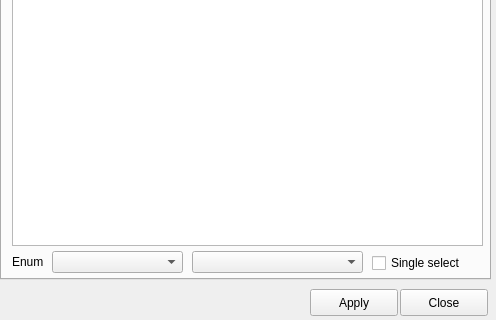
Before: the Qt Designer form NAVigater/CGNS/NAV/T/Q7FormWindow.ui in pyCGNS/pyCGNS, drawn with Qt 5; both pictures show x 0 to 496 and y 271 to 591 of the 496 by 591 pixel window.
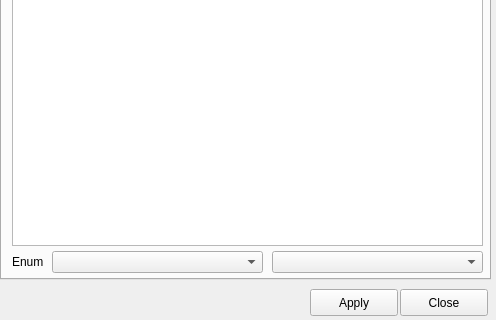
After: the same form once the commit is applied. Icons and pictures are not drawn. Custom widgets are drawn as their Qt base class.

The edit to the form file:
```diff
--- a/NAVigater/CGNS/NAV/T/Q7FormWindow.ui
+++ b/NAVigater/CGNS/NAV/T/Q7FormWindow.ui
@@ -216,7 +216,7 @@
       <rect>
        <x>50</x>
        <y>426</y>
-       <width>131</width>
+       <width>211</width>
        <height>22</height>
       </rect>
      </property>
@@ -237,26 +237,13 @@
     <widget class="QComboBox" name="cEnumValue">
      <property name="geometry">
       <rect>
-       <x>190</x>
+       <x>270</x>
        <y>426</y>
-       <width>171</width>
+       <width>211</width>
        <height>22</height>
       </rect>
      </property>
     </widget>
-    <widget class="QCheckBox" name="cSingleSelect">
-     <property name="geometry">
-      <rect>
-       <x>370</x>
-       <y>427</y>
-       <width>111</width>
-       <height>22</height>
-      </rect>
-     </property>
-     <property name="text">
-      <string>Single select</string>
-     </property>
-    </widget>
    </widget>
    <widget class="QWidget" name="tFiles">
     <attribute name="title">
```
Left out of the diff: 8 changed lines with no effect on the pictures.
